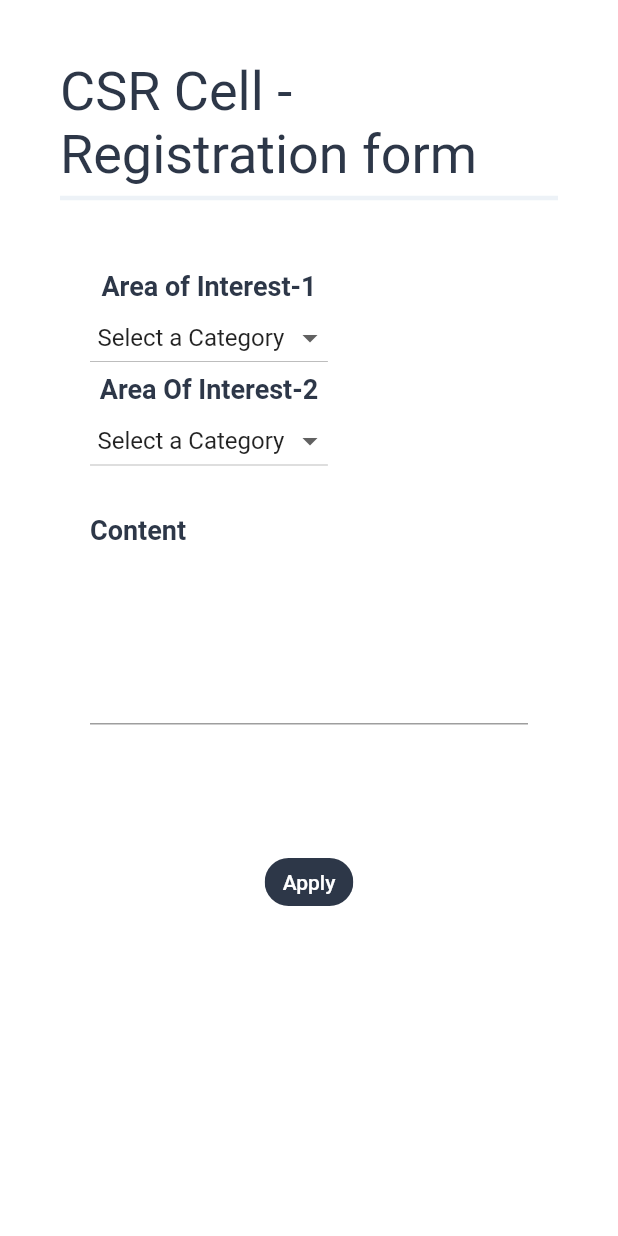
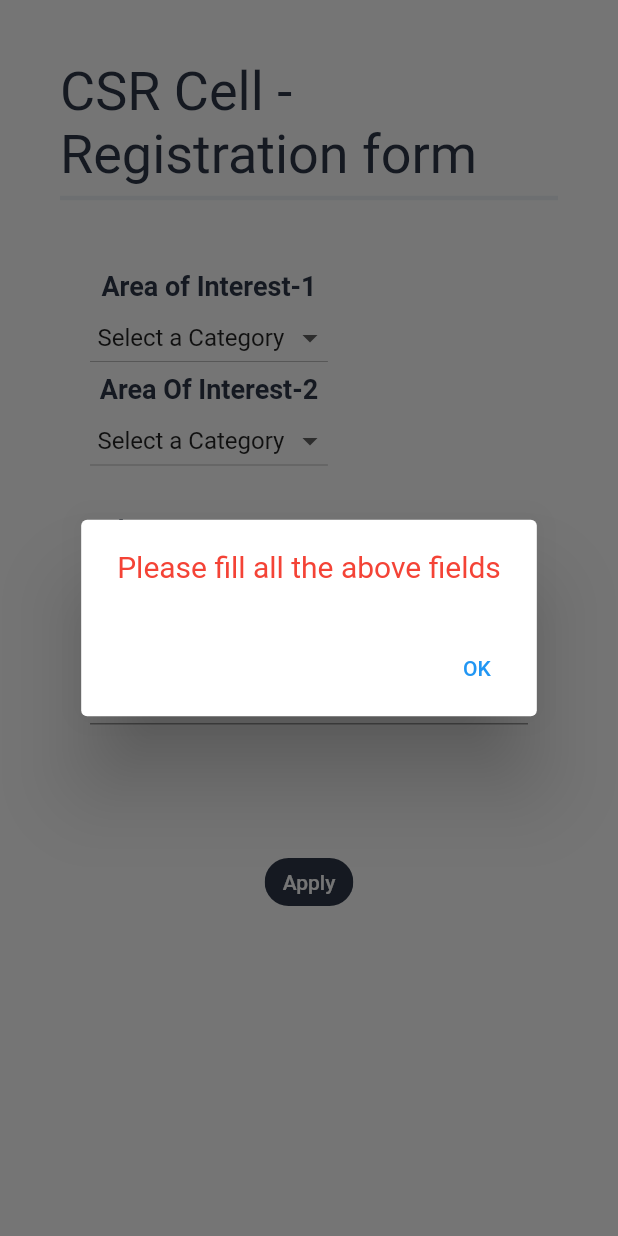
Before and after one commit to Ayush424/csr_module, a Flutter app: the RegistrationForm widget shown alone on an empty page, opened directly, after a tap on "Apply", on a phone screen of 412 x 824 dp. Run offline on Flutter 3.47's test engine with Material 2 defaults, Android fonts, the phone set to English and light mode, and no system bars; our stand-ins replace cloud_firestore, firebase_auth; accounts and stored records are empty; network calls fail.

Commit message:
added backend to registration page

```diff
--- /dev/null
+++ b/lib/auth/models/csr_registration_entry.dart
@@ -0,0 +1,29 @@
+class CsrEntry {
+  final String others;
+  final String areaOfInterest1;
+  final String areaOfInterest2;
+  final String? uId;
+  CsrEntry(this.others, this.areaOfInterest1, this.areaOfInterest2, this.uId);
+
+  String convertuId(uId) {
+    if (uId == null) {
+      return "";
+    } else {
+      return uId;
+    }
+  }
+
+  Map<String, dynamic> ToMap() {
+    return {
+      'others': others,
+      'areaofinterest1': areaOfInterest1,
+      'areaOfInterest2': areaOfInterest2,
+      'uId': uId
+    };
+  }
+
+  factory CsrEntry.fromMap(Map<String, dynamic> map) {
+    return CsrEntry(map['others'], map['areaOfInterest1'],
+        map['areaOfInterest2'], map['uId']);
+  }
+}
--- a/lib/organization/registration.dart
+++ b/lib/organization/registration.dart
@@ -1,4 +1,7 @@
+import 'package:cloud_firestore/cloud_firestore.dart';
 import 'package:csr_module/Theme/colors.dart';
+import 'package:csr_module/auth/models/csr_registration_entry.dart';
+import 'package:csr_module/auth/services/firebase_auth_service.dart';
 
 import 'package:flutter/material.dart';
 
@@ -9,7 +12,7 @@ class RegistrationForm extends StatefulWidget {
 }
 
 class _RegistrationFormState extends State<RegistrationForm> {
-  // AuthService _authService = AuthService();
+  AuthService _authService = AuthService();
   TextEditingController textController = TextEditingController();
   String interest = "Select a Category";
   String interest2 = "Select a Category";
@@ -127,7 +130,7 @@ class _RegistrationFormState extends State<RegistrationForm> {
                   Padding(
                     padding: EdgeInsets.only(top: 25),
                     child: Text(
-                      "Content",
+                      "Others",
                       style: TextStyle(
                           color: darkblue,
                           fontSize: 18,
@@ -151,7 +154,59 @@ class _RegistrationFormState extends State<RegistrationForm> {
                             style: TextStyle(color: Colors.white),
                           ),
                         ),
-                        onTap: () {}),
+                        onTap: () {
+                          final entry = CsrEntry(textController.text, interest,
+                                  interest2, _authService.returnCurrentUserid())
+                              .ToMap();
+                          if (interest != 'Select a Category' &&
+                              interest2 != 'Select a Category' &&
+                              textController.text.isNotEmpty) {
+                            FirebaseFirestore.instance
+                                .collection('CsrRegistraionDetails')
+                                .add(entry)
+                                .then(
+                                  (result) => showDialog<String>(
+                                    context: context,
+                                    builder: (BuildContext context) =>
+                                        AlertDialog(
+                                      content: SizedBox(
+                                        height: 150,
+                                        child: Center(
+                                          child: Text(
+                                            'Applied Successfully',
+                                            style: TextStyle(fontSize: 20),
+                                          ),
+                                        ),
+                                      ),
+                                      actions: <Widget>[
+                                        TextButton(
+                                          onPressed: () =>
+                                              Navigator.pop(context, 'OK'),
+                                          child: const Text('OK'),
+                                        ),
+                                      ],
+                                    ),
+                                  ),
+                                );
+                          } else {
+                            showDialog(
+                                context: context,
+                                builder: (_) => AlertDialog(
+                                      content: Text(
+                                        'Please fill all the above fields',
+                                        style: TextStyle(
+                                            fontSize: 20, color: Colors.red),
+                                      ),
+                                      actions: <Widget>[
+                                        TextButton(
+                                          onPressed: () =>
+                                              Navigator.pop(context, 'OK'),
+                                          child: const Text('OK'),
+                                        ),
+                                      ],
+                                    ));
+                          }
+                        }),
                   )
                 ],
               ),
```
